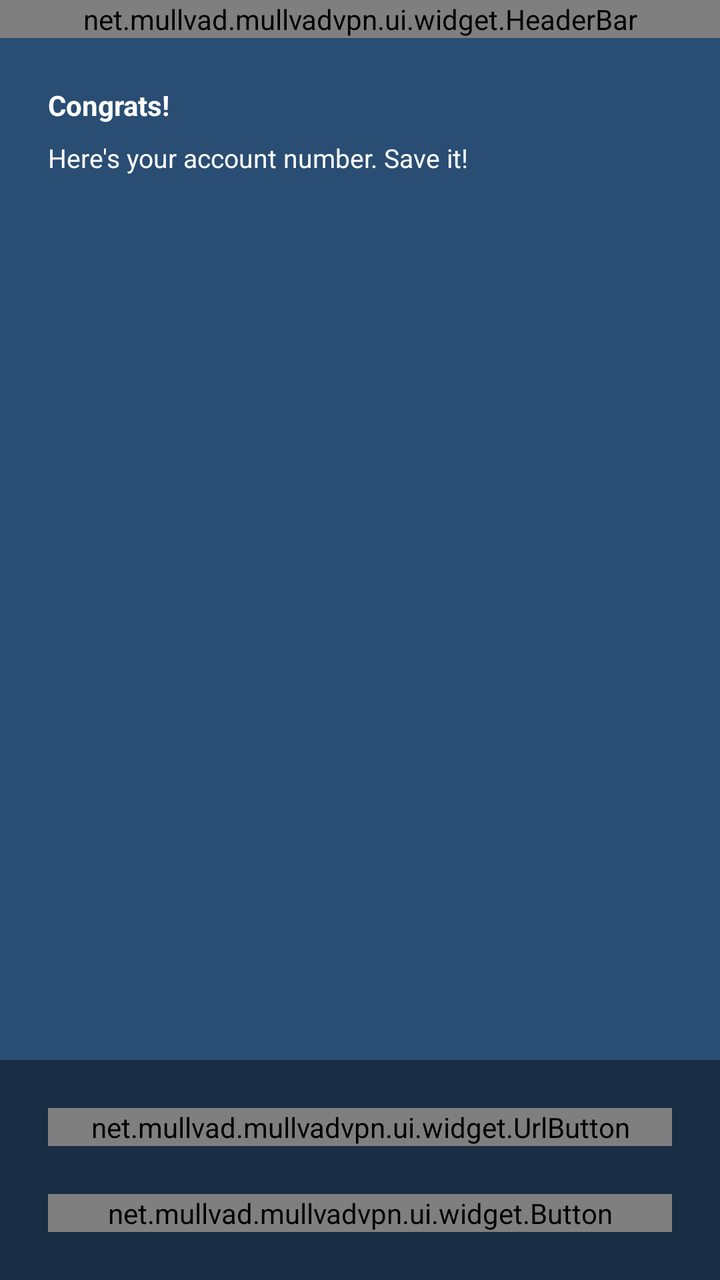
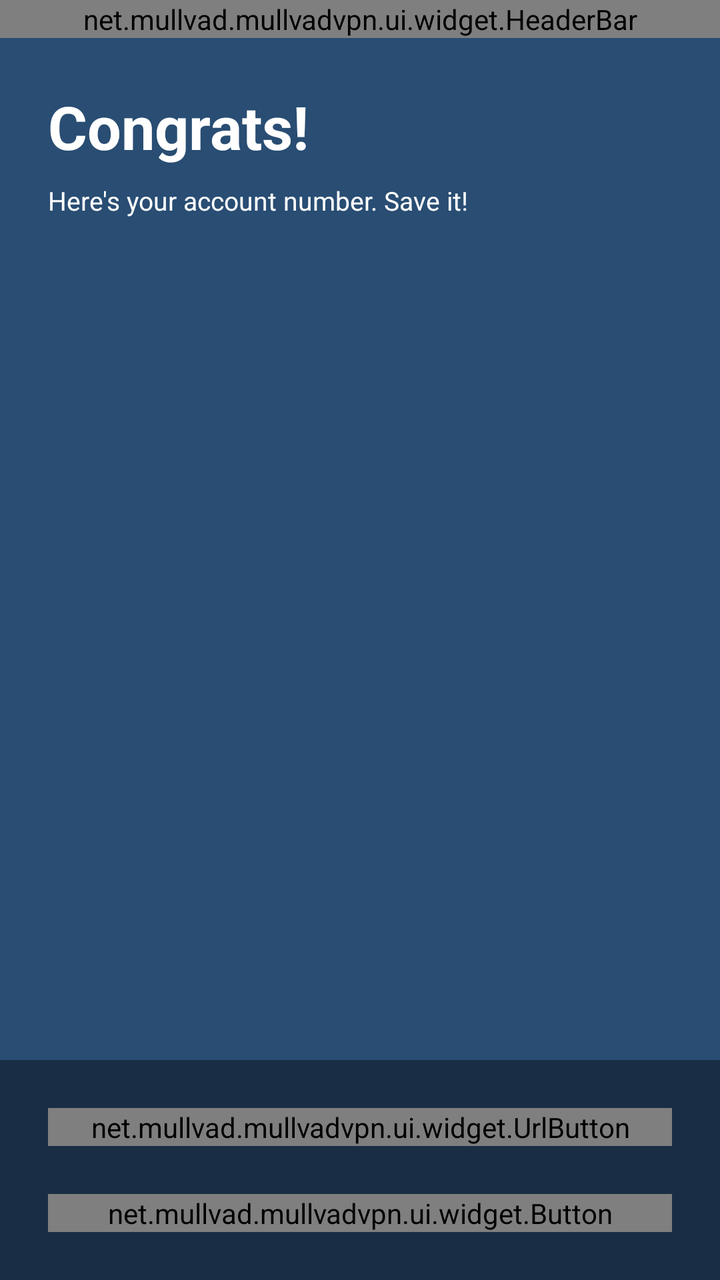

The first picture is an Android layout as it rendered before a commit; the second is the same layout after the commit. The layout source and the unified diff follow.
<!-- AndroidManifest.xml: application theme AppTheme -->
<!-- res/layout/welcome.xml -->
<RelativeLayout xmlns:android="http://schemas.android.com/apk/res/android"
                xmlns:mullvad="http://schemas.android.com/apk/res-auto"
                android:layout_width="match_parent"
                android:layout_height="match_parent">
    <net.mullvad.mullvadvpn.ui.widget.HeaderBar android:id="@+id/header_bar"
                                                android:layout_width="match_parent"
                                                android:layout_height="wrap_content" />
    <ScrollView android:layout_width="match_parent"
                android:layout_height="match_parent"
                android:layout_alignParentBottom="true"
                android:layout_below="@id/header_bar"
                android:fillViewport="true">
        <LinearLayout android:layout_width="match_parent"
                      android:layout_height="match_parent"
                      android:orientation="vertical">
            <TextView android:layout_width="wrap_content"
                      android:layout_height="wrap_content"
                      android:layout_marginHorizontal="24dp"
                      android:layout_marginTop="24dp"
                      android:textColor="@color/white"
                      android:textSize="@dimen/text_large"
                      android:textStyle="bold"
                      android:text="@string/congrats" />
            <TextView android:layout_width="wrap_content"
                      android:layout_height="wrap_content"
                      android:layout_marginHorizontal="24dp"
                      android:layout_marginTop="8dp"
                      android:layout_marginBottom="11dp"
                      android:textColor="@color/white"
                      android:textSize="@dimen/text_small"
                      android:text="@string/here_is_your_account_number" />
            <TextView android:id="@+id/account_number"
                      android:layout_width="match_parent"
                      android:layout_height="wrap_content"
                      android:paddingHorizontal="24dp"
                      android:paddingVertical="11dp"
                      android:clickable="true"
                      android:background="?android:attr/selectableItemBackground"
                      android:textColor="@color/white"
                      android:textSize="@dimen/text_big"
                      android:textStyle="bold"
                      android:text="" />
            <TextView android:id="@+id/pay_to_start_using"
                      android:layout_width="wrap_content"
                      android:layout_height="wrap_content"
                      android:layout_marginHorizontal="24dp"
                      android:layout_marginTop="11dp"
                      android:textColor="@color/white"
                      android:textSize="@dimen/text_small" />
            <Space android:layout_width="match_parent"
                   android:layout_height="0dp"
                   android:layout_weight="1" />
            <LinearLayout android:layout_width="match_parent"
                          android:layout_height="wrap_content"
                          android:layout_marginTop="16dp"
                          android:orientation="vertical"
                          android:padding="24dp"
                          android:background="@color/darkBlue">
                <net.mullvad.mullvadvpn.ui.widget.UrlButton android:id="@+id/buy_credit"
                                                            android:layout_width="match_parent"
                                                            android:layout_height="wrap_content"
                                                            android:layout_marginBottom="24dp"
                                                            mullvad:buttonColor="green"
                                                            mullvad:text="@string/buy_credit"
                                                            mullvad:url="@string/account_url"
                                                            mullvad:withToken="true" />
                <net.mullvad.mullvadvpn.ui.widget.Button android:id="@+id/redeem_voucher"
                                                         android:layout_width="match_parent"
                                                         android:layout_height="wrap_content"
                                                         mullvad:buttonColor="green"
                                                         mullvad:text="@string/redeem_voucher" />
            </LinearLayout>
        </LinearLayout>
    </ScrollView>
</RelativeLayout>
<!-- resources referenced by this layout -->
<resources>
  <color name="darkBlue">#192E45</color>
  <color name="white">#FFFFFF</color>
  <dimen name="text_big">24sp</dimen>
  <dimen name="text_small">13sp</dimen>
  <string name="account_url">https://mullvad.net/en/account</string>
  <string name="buy_credit">Buy credit</string>
  <string name="congrats">Congrats!</string>
  <string name="here_is_your_account_number">Here\'s your account number. Save it!</string>
  <string name="redeem_voucher">Redeem voucher</string>
  <style name="AppTheme" parent="Theme.AppCompat.NoActionBar">
          <item name="colorPrimary">@color/colorPrimary</item>
          <item name="android:windowBackground">@color/blue</item>
      </style>
  <color name="colorPrimary">#294D73</color>
  <color name="blue">#294D73</color>
</resources>

<!-- the commit's change to res/layout/welcome.xml (unified diff, before → after) -->
@@ -18,7 +18,7 @@
                       android:layout_marginHorizontal="24dp"
                       android:layout_marginTop="24dp"
                       android:textColor="@color/white"
-                      android:textSize="@dimen/text_large"
+                      android:textSize="@dimen/text_huge"
                       android:textStyle="bold"
                       android:text="@string/congrats" />
             <TextView android:layout_width="wrap_content"
<!-- resource entries referenced after the edit -->
@@ -3,6 +3,7 @@
   <color name="darkBlue">#192E45</color>
   <color name="white">#FFFFFF</color>
   <dimen name="text_big">24sp</dimen>
+  <dimen name="text_huge">30sp</dimen>
   <dimen name="text_small">13sp</dimen>
   <string name="account_url">https://mullvad.net/en/account</string>
   <string name="buy_credit">Buy credit</string>
